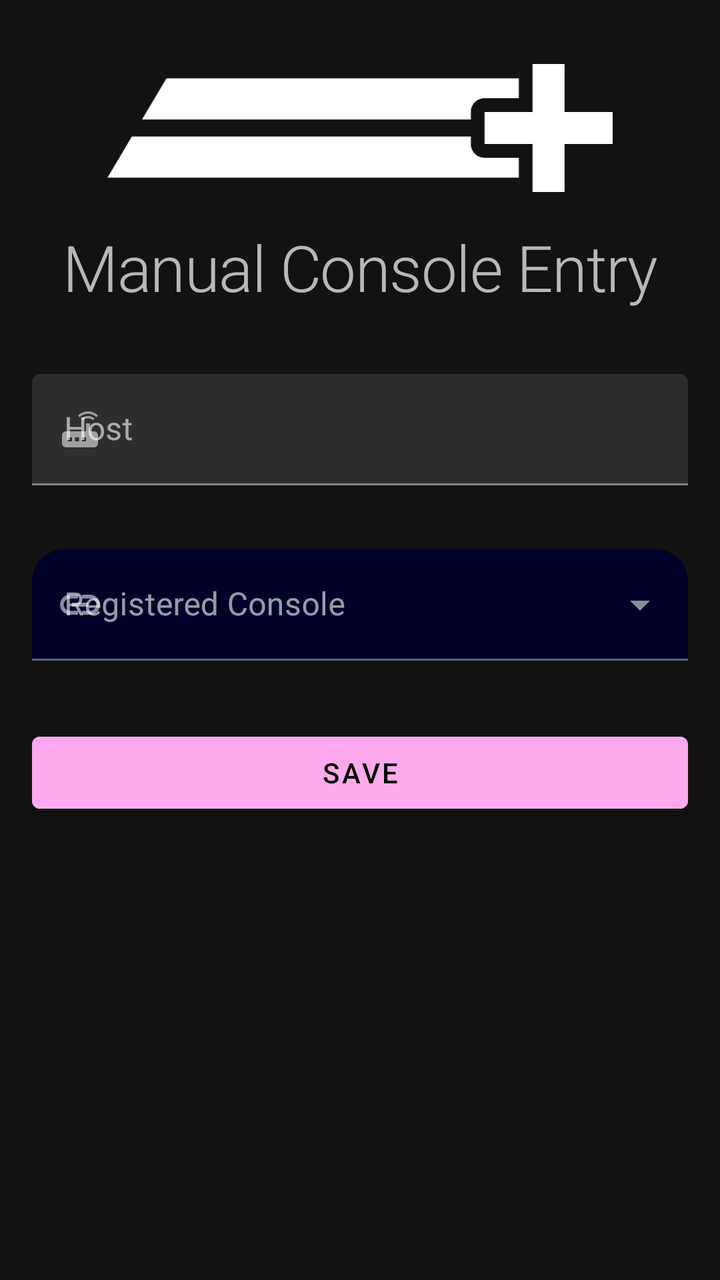
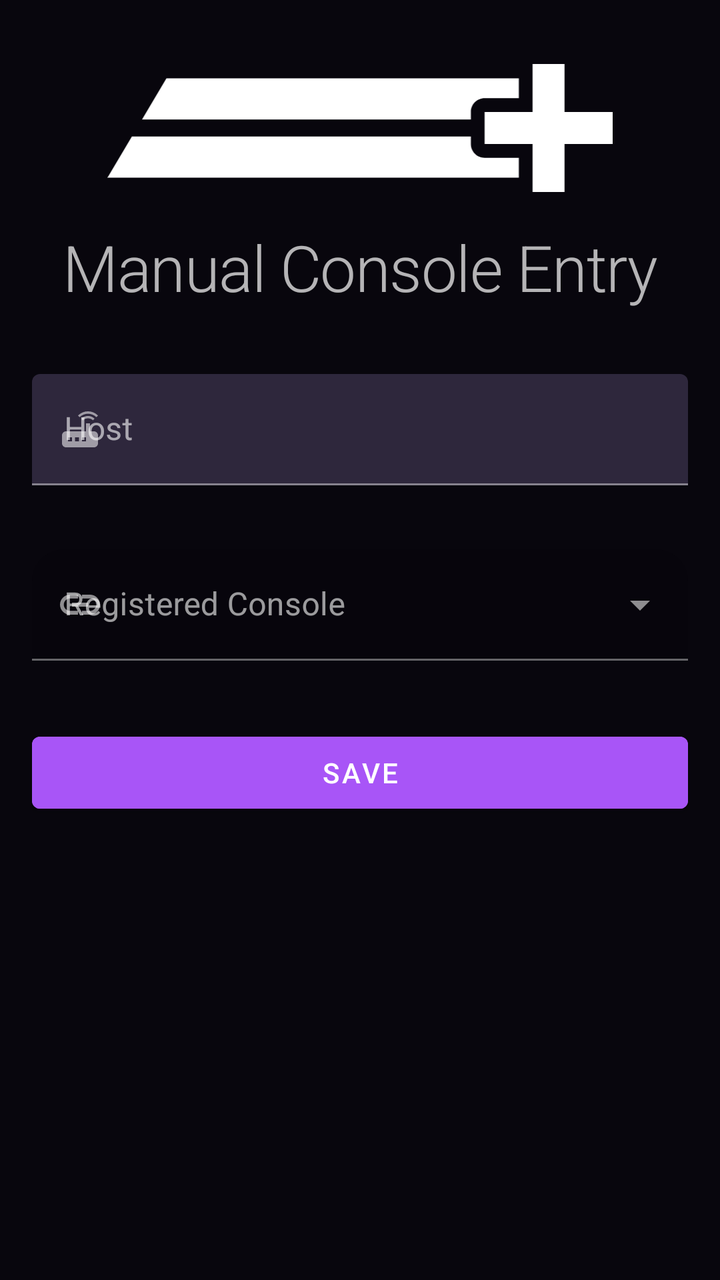

Two renders of the same Android screen: before a commit and after it. Below are the layout's source before the change and the commit's diff.
<!-- AndroidManifest.xml: application theme AppTheme -->
<!-- res/layout/activity_edit_manual.xml -->
<?xml version="1.0" encoding="utf-8"?>
<ScrollView xmlns:android="http://schemas.android.com/apk/res/android"
    xmlns:app="http://schemas.android.com/apk/res-auto"
    android:id="@+id/rootLayout"
    android:layout_width="match_parent"
    android:layout_height="match_parent"
    android:background="?android:attr/windowBackground"
    android:scrollbars="none">
        <androidx.constraintlayout.widget.ConstraintLayout
            android:orientation="vertical"
            android:layout_width="match_parent"
            android:layout_height="wrap_content"
            android:padding="16dp"
            android:animateLayoutChanges="true">

            <ImageView
                android:id="@+id/iconImageView"
                android:layout_width="256dp"
                android:layout_height="64dp"
                android:src="@drawable/ic_add_manual"
                android:layout_marginLeft="16dp"
                android:layout_marginRight="16dp"
                app:layout_constraintTop_toTopOf="parent"
                app:layout_constraintLeft_toLeftOf="parent"
                app:layout_constraintRight_toRightOf="parent"
                android:layout_marginTop="16dp"
                app:tint="?attr/colorOnPrimary" />

            <com.google.android.material.textview.MaterialTextView
                android:id="@+id/titleTextView"
                android:layout_width="match_parent"
                android:layout_height="wrap_content"
                android:text="@string/title_edit_manual"
                android:textSize="32sp"
                android:gravity="center"
                android:layout_marginTop="16dp"
                app:layout_constraintTop_toBottomOf="@id/iconImageView"
                android:textAppearance="?attr/textAppearanceHeadline1"/>

            <com.google.android.material.textfield.TextInputLayout
                android:id="@+id/hostTextInputLayout"
                android:layout_width="match_parent"
                android:layout_height="wrap_content"
                android:hint="@string/hint_regist_host"
                app:startIconDrawable="@drawable/ic_host"
                app:layout_constraintTop_toBottomOf="@id/titleTextView"
                android:layout_marginTop="32dp">
                <com.google.android.material.textfield.TextInputEditText
                    android:id="@+id/hostEditText"
                    android:layout_width="match_parent"
                    android:layout_height="wrap_content"
                    android:inputType="textNoSuggestions|textVisiblePassword"
                    android:maxLines="1"/>
            </com.google.android.material.textfield.TextInputLayout>

            <com.google.android.material.textfield.TextInputLayout
                android:id="@+id/registeredHostTextInputLayout"
                style="@style/MageTheme.TextInputStyle.ExposedDropdownMenu"
                android:layout_width="match_parent"
                android:layout_height="wrap_content"
                android:hint="@string/hint_add_manual_regist_host"
                app:startIconDrawable="@drawable/ic_register"
                app:layout_constraintTop_toBottomOf="@id/hostTextInputLayout"
                android:layout_marginTop="32dp">
                <AutoCompleteTextView
                    android:id="@+id/registeredHostTextView"
                    android:layout_width="match_parent"
                    android:layout_height="wrap_content"
                    android:editable="false"
                    android:maxLines="1" /> 
            </com.google.android.material.textfield.TextInputLayout>

            <com.google.android.material.button.MaterialButton
                android:id="@+id/saveButton"
                android:layout_width="match_parent"
                android:layout_height="wrap_content"
                app:layout_constraintTop_toBottomOf="@id/registeredHostTextInputLayout"
                style="@style/MageTheme.Button"
                android:text="@string/action_add_manual_save"
                android:layout_marginTop="32dp" />

        </androidx.constraintlayout.widget.ConstraintLayout>
    </ScrollView>
<!-- resources referenced by this layout -->
<resources>
  <!-- drawable ic_register (drawable) -->
  <vector xmlns:android="http://schemas.android.com/apk/res/android"
          android:width="24dp"
          android:height="24dp"
          android:viewportWidth="24.0"
          android:viewportHeight="24.0">
      <path
          android:fillColor="#FF000000"
          android:pathData="M3.9,12c0,-1.71 1.39,-3.1 3.1,-3.1h4L11,7L7,7c-2.76,0 -5,2.24 -5,5s2.24,5 5,5h4v-1.9L7,15.1c-1.71,0 -3.1,-1.39 -3.1,-3.1zM8,13h8v-2L8,11v2zM17,7h-4v1.9h4c1.71,0 3.1,1.39 3.1,3.1s-1.39,3.1 -3.1,3.1h-4L13,17h4c2.76,0 5,-2.24 5,-5s-2.24,-5 -5,-5z"/>
  </vector>
  <string name="action_add_manual_save">Save</string>
  <string name="hint_add_manual_regist_host">Registered Console</string>
  <string name="hint_regist_host">Host</string>
  <string name="title_edit_manual">Manual Console Entry</string>
  <style name="MageTheme.Button" parent="Widget.MaterialComponents.Button">
          <item name="tint">?attr/colorOnSecondary</item>
          <item name="android:backgroundTint">?attr/colorSecondary</item>
          <item name="android:textColor">?attr/colorOnSecondary</item>
          <item name="iconTint">?attr/colorOnSecondary</item>
      </style>
  <style name="MageTheme.TextInputStyle.ExposedDropdownMenu" parent="Widget.MaterialComponents.TextInputLayout.FilledBox.ExposedDropdownMenu">
          <item name="hintTextColor">?attr/colorAccent</item>
          <item name="boxCornerRadiusTopStart">16dp</item>
          <item name="boxCornerRadiusTopEnd">16dp</item>
          <item name="boxStrokeColor">@color/mage_text_input_box_stroke</item>
          <item name="boxBackgroundColor">?attr/colorPrimaryDark</item>
      </style>
  <style name="AppTheme" parent="Theme.MaterialComponents.NoActionBar">
          <item name="colorPrimary">@color/primary</item>
          <item name="colorPrimaryDark">@color/primary_dark</item>
          <item name="colorAccent">@color/accent</item>
          <item name="colorOnPrimary">#ffffff</item>
          <item name="colorSecondary">@color/accent</item>
          <item name="colorOnSecondary">#000000</item>
          <item name="android:statusBarColor">?attr/colorPrimarySurface</item>
          <item name="android:navigationBarColor">?attr/colorPrimarySurface</item>
          <item name="materialAlertDialogTheme">@style/AppTheme.AlertDialog</item>
          <item name="alertDialogTheme">@style/AppTheme.AlertDialog.NonMaterial</item>
  
          <item name="android:windowActivityTransitions">true</item>
      </style>
  <color name="primary">#162d50</color>
  <color name="primary_dark">#000128</color>
  <color name="accent">#ffaaee</color>
  <style name="AppTheme.AlertDialog" parent="Theme.MaterialComponents.Dialog.Alert">
          <item name="android:textColorPrimary">@android:color/primary_text_dark</item>
          <item name="materialButtonStyle">@style/AppTheme.AlertDialog.Button</item>
      </style>
  <style name="AppTheme.AlertDialog.NonMaterial" parent="Theme.AppCompat.Dialog.Alert">
          <item name="android:textColorPrimary">@android:color/primary_text_dark</item>
          <item name="materialButtonStyle">@style/AppTheme.AlertDialog.Button</item>
          <item name="colorControlActivated">@color/accent</item>
      </style>
  <style name="AppTheme.AlertDialog.Button" parent="Widget.MaterialComponents.Button.TextButton.Dialog">
          <item name="android:textColor">@color/accent</item>
      </style>
  <!-- unchanged entries left out for length: 2 -->
</resources>

<!-- the commit's change to res/layout/activity_edit_manual.xml (unified diff, before → after) -->
@@ -1,5 +1,6 @@
 <?xml version="1.0" encoding="utf-8"?>
-<ScrollView xmlns:android="http://schemas.android.com/apk/res/android"
+<ScrollView android:fitsSystemWindows="true"
+    xmlns:android="http://schemas.android.com/apk/res/android"
     xmlns:app="http://schemas.android.com/apk/res-auto"
     android:id="@+id/rootLayout"
     android:layout_width="match_parent"
<!-- resource entries referenced after the edit -->
@@ -33,18 +33,25 @@
           <item name="colorAccent">@color/accent</item>
           <item name="colorOnPrimary">#ffffff</item>
           <item name="colorSecondary">@color/accent</item>
-          <item name="colorOnSecondary">#000000</item>
+          <item name="colorOnSecondary">@color/on_accent</item>
           <item name="android:statusBarColor">?attr/colorPrimarySurface</item>
           <item name="android:navigationBarColor">?attr/colorPrimarySurface</item>
+          <item name="android:windowBackground">@color/window_bg</item>
+          <item name="colorSurface">@color/primary</item>
+          <item name="colorControlActivated">@color/accent</item>
           <item name="materialAlertDialogTheme">@style/AppTheme.AlertDialog</item>
           <item name="alertDialogTheme">@style/AppTheme.AlertDialog.NonMaterial</item>
   
           <item name="android:windowActivityTransitions">true</item>
       </style>
-  <color name="primary">#162d50</color>
-  <color name="primary_dark">#000128</color>
-  <color name="accent">#ffaaee</color>
+  <color name="primary">#120a22</color>
+  <color name="primary_dark">#07050c</color>
+  <color name="accent">#a855f7</color>
+  <color name="on_accent">#ffffff</color>
+  <color name="window_bg">#08060d</color>
   <style name="AppTheme.AlertDialog" parent="Theme.MaterialComponents.Dialog.Alert">
+          <item name="colorSurface">#160d29</item>
+          <item name="colorPrimary">@color/accent</item>
           <item name="android:textColorPrimary">@android:color/primary_text_dark</item>
           <item name="materialButtonStyle">@style/AppTheme.AlertDialog.Button</item>
       </style>
